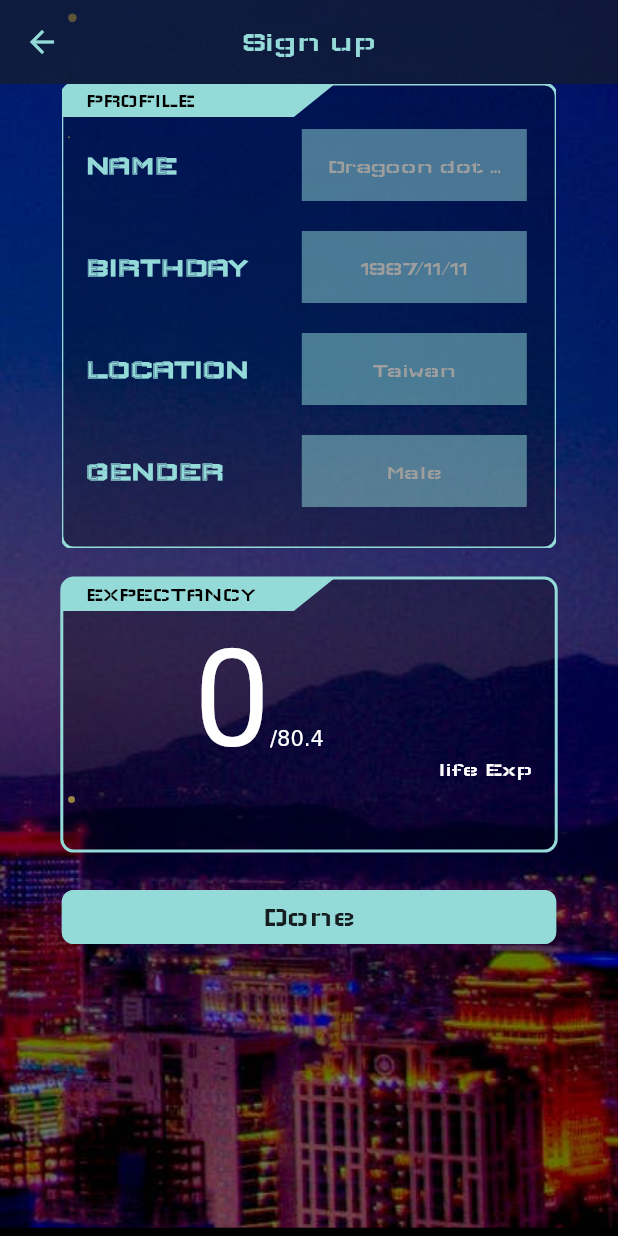
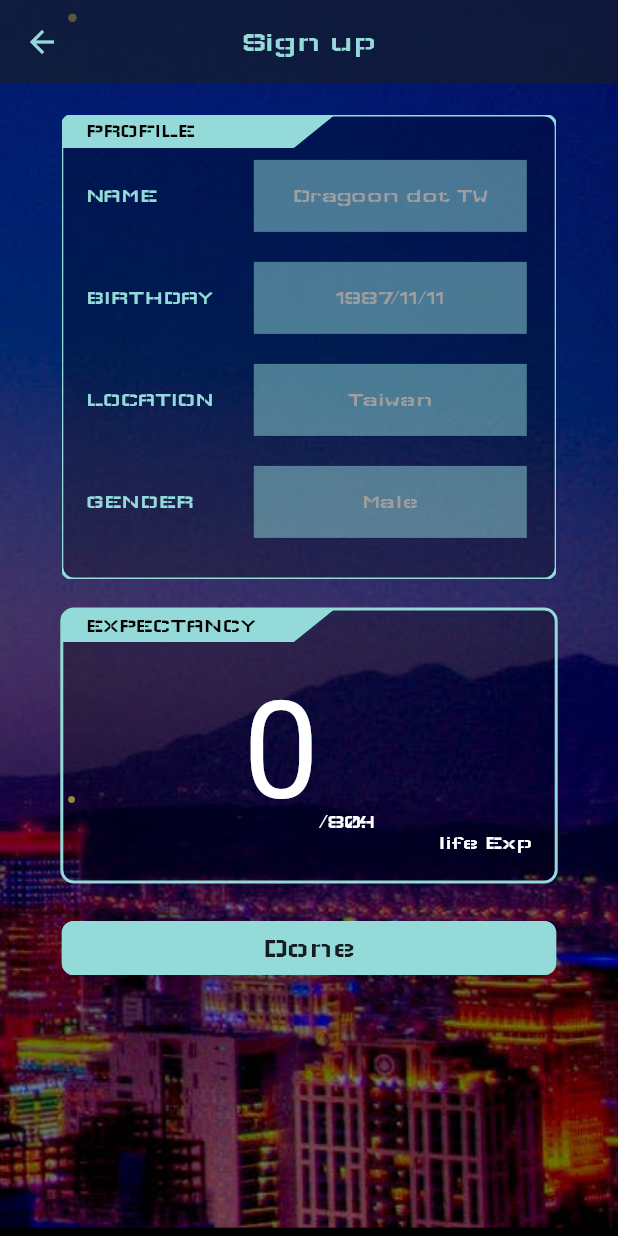
Before and after one commit to QuiverYang/BucketList, a Flutter app: the SignUpScreen screen opened by its route, on a phone screen of 412 x 824 dp. Run offline on Flutter 3.47's test engine with Material 2 defaults, Android fonts, the phone set to English and light mode, and no system bars.

Commit message:
Edit - Sign up screen fix out of bounds

```diff
--- a/lib/screen/signup_screen.dart
+++ b/lib/screen/signup_screen.dart
@@ -24,6 +24,8 @@ class _SignUpScreenState extends State<SignUpScreen>
   double width = 0;
   double height = 0;
   double panelWidth = 0;
+  double pagePadding01 = 0;
+  double pagePadding005 = 0;
 
   @override
   void didChangeDependencies() {
@@ -31,6 +33,8 @@ class _SignUpScreenState extends State<SignUpScreen>
     width = MediaQuery.of(context).size.width;
     height = MediaQuery.of(context).size.height;
     panelWidth = MediaQuery.of(context).size.width - 48;
+    pagePadding01 = width * 0.1;
+    pagePadding005 = width * 0.05;
   }
 
   @override
@@ -44,27 +48,26 @@ class _SignUpScreenState extends State<SignUpScreen>
 
   @override
   Widget build(BuildContext context) {
-    return Scaffold(
-      extendBodyBehindAppBar: true,
+    return DragoonScaffold(
       appBar: DragoonAppBar(
         title: 'Sign up',
       ),
-      body: DragoonScaffold(
       body: SingleChildScrollView(
         child: Container(
-            width: double.infinity,
           child: Padding(
-              padding: EdgeInsets.symmetric(horizontal: width * 0.1),
+            padding: EdgeInsets.symmetric(
+                horizontal: pagePadding01, vertical: pagePadding005),
             child: Column(
               mainAxisAlignment: MainAxisAlignment.center,
               children: <Widget>[
                 _profileArea(),
                 SizedBox(height: 20),
-                  _expectancyArea(),
+                _expectancyArea(
+                  areaLabel: '${locationTEC.text} life Exp',
+                ),
                 SizedBox(height: 20),
                 _footerArea(context),
               ],
-              ),
             ),
           ),
         ),
@@ -93,37 +96,61 @@ class _SignUpScreenState extends State<SignUpScreen>
     );
   }
 
-  PanelWidget _expectancyArea() {
+  PanelWidget _expectancyArea({
+    String areaLabel,
+  }) {
+    final areaWidth = panelWidth - width * 0.2 + 16;
     return PanelWidget(
       panelSize: Size(panelWidth, panelWidth * 0.5),
       title: "EXPECTANCY",
       titleTextSize: 14,
       contentWidget: Container(
-        width: panelWidth - width * 0.2 + 16,
-        child: Row(
+        child: Wrap(
+          crossAxisAlignment: WrapCrossAlignment.center,
+          direction: Axis.vertical,
+          children: [
+            SizedBox(
+              width: areaWidth,
+              child: Text(
+                '${nameTEC.text}',
+                style: TextStyle(color: Colors.white),
+              ),
+            ),
+            Row(
               mainAxisAlignment: MainAxisAlignment.spaceBetween,
               crossAxisAlignment: CrossAxisAlignment.end,
               children: [
-            Text(
-              '${nameTEC.text}',
-              style: TextStyle(color: Colors.white),
-            ),
+                Wrap(
+                  direction: Axis.vertical,
+                  children: [
                     MyStatefulWidget(
                       key: UniqueKey(),
                       child: RichText(
-                text: TextSpan(children: [
-                  TextSpan(
+                        text: TextSpan(
                             text: _countAge(birthdayTEC.text) ?? '0',
                             style: TextStyle(fontSize: 90)),
-                  TextSpan(
-                      text:
-                          '/${avgLife["${locationTEC.text == '' ? 'Taiwan' : locationTEC.text}"]}')
-                ]),
                       ),
                     ),
+                  ],
+                ),
+                Wrap(
+                  direction: Axis.vertical,
+                  children: [
                     Text(
-              '${locationTEC.text} life Exp',
+                      '/${avgLife["${locationTEC.text == '' ? 'Taiwan' : locationTEC.text}"]}',
                       style: TextStyle(color: Colors.white),
+                    ),
+                  ],
+                ),
+              ],
+            ),
+            SizedBox(
+              width: areaWidth,
+              child: Text(
+                areaLabel,
+                style: TextStyle(color: Colors.white),
+                textAlign: TextAlign.right,
+              ),
             ),
           ],
         ),
@@ -172,15 +199,21 @@ class _SignUpScreenState extends State<SignUpScreen>
     }
   }
 
-  Widget oneRow(String title, String hint,
-      {double panelWidth,
+  Widget oneRow(
+    String title,
+    String hint, {
+    double panelWidth,
     Map<String, dynamic> pickData,
     bool loop = true,
-      TextEditingController textEditingController}) {
+    TextEditingController textEditingController,
+  }) {
     TextEditingController _textEditingController =
         textEditingController ?? TextEditingController();
 
-    double _textFieldWidth = 150;
+    double _textFieldWidth = panelWidth * 0.5;
+
+    final textTheme = Theme.of(context).textTheme;
+
     return Container(
       constraints: BoxConstraints(maxWidth: panelWidth),
       padding: EdgeInsets.only(right: 70, bottom: 20),
@@ -189,8 +222,9 @@ class _SignUpScreenState extends State<SignUpScreen>
         children: [
           Text(
             title,
-            style: TextStyle(
-                color: kThemeColor, fontSize: 18, fontWeight: FontWeight.bold),
+            style: textTheme.subtitle2.apply(
+              color: kThemeColor,
+            ),
           ),
           Container(
             width: _textFieldWidth,
@@ -210,7 +244,9 @@ class _SignUpScreenState extends State<SignUpScreen>
                   _textEditingController.text = value;
                 });
               },
-              style: TextStyle(color: kThemeColor, fontSize: 18),
+              style: textTheme.subtitle2.apply(
+                color: kThemeColor,
+              ),
               onTap: () async {
                 String selected = await showDragoonCupertinoPicker(
                     context, pickData,
```
Lines whose indentation alone changed are shown as unchanged.
